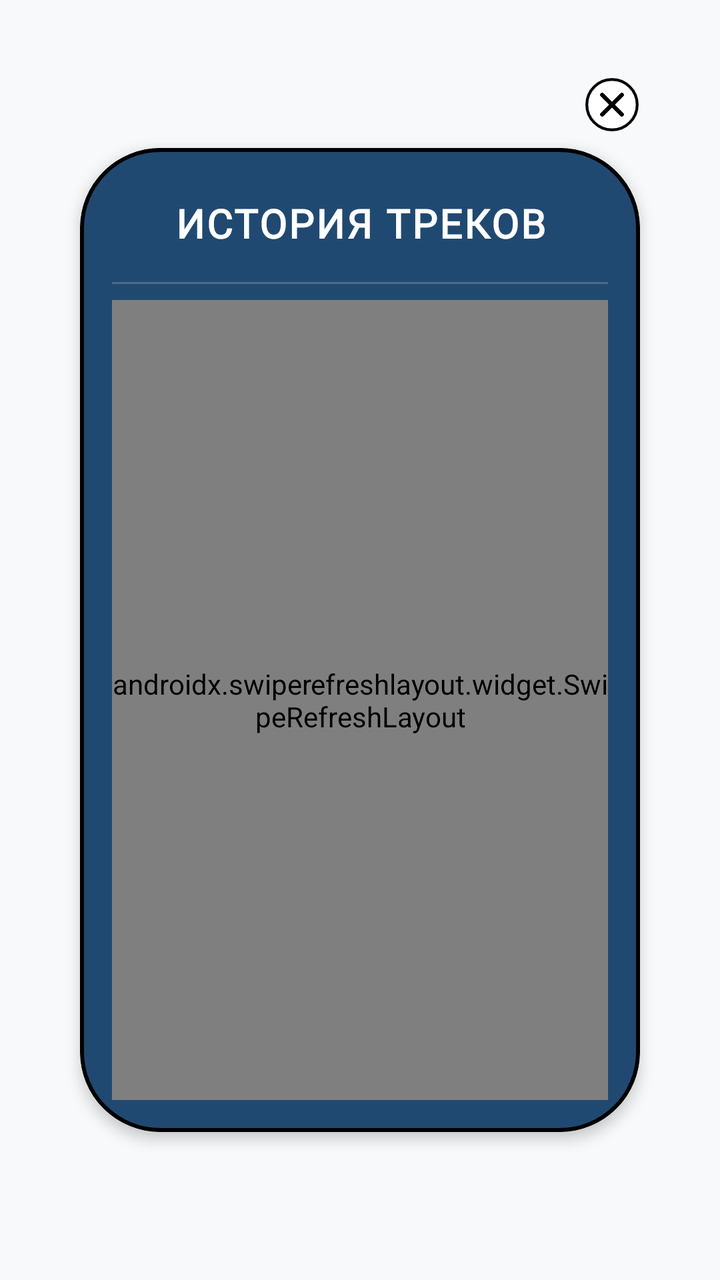
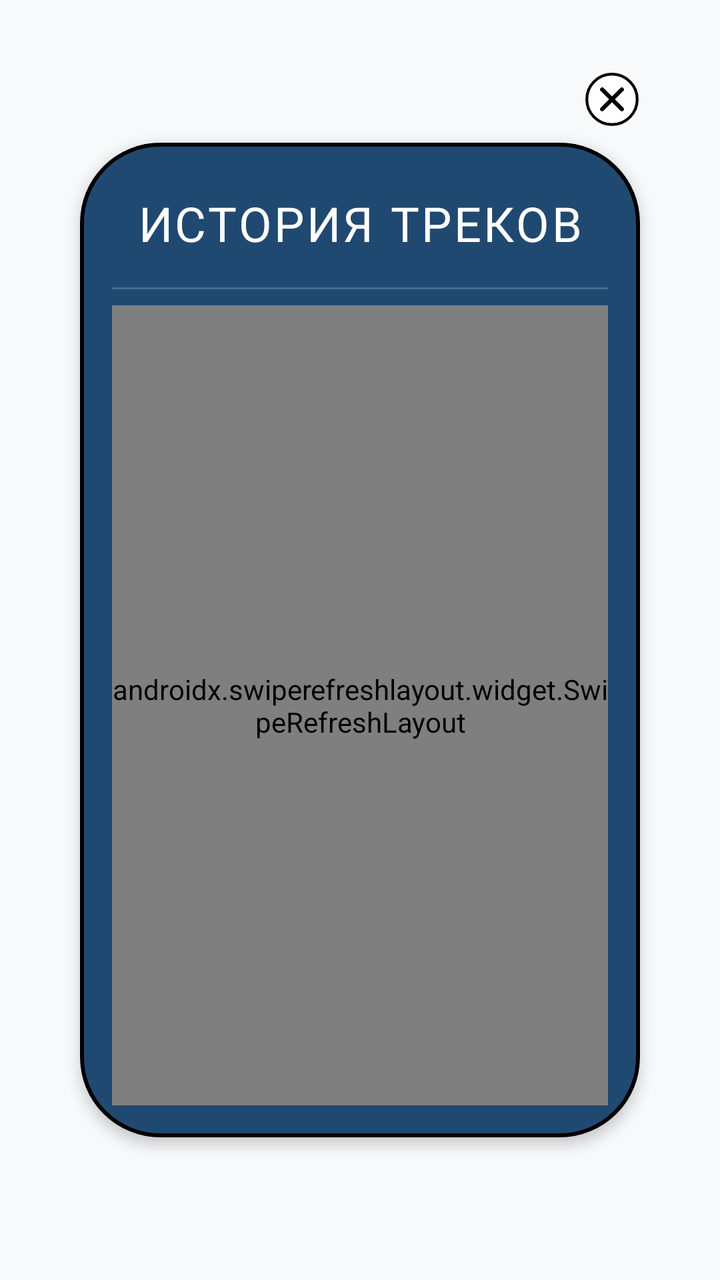

Screens rendered from an Android XML layout before and after an edit, with the pre-edit source and the edit as a unified diff.
<!-- AndroidManifest.xml: application theme AppTheme -->
<!-- res/layout/fragment_history_bottom_sheet.xml -->
<androidx.constraintlayout.widget.ConstraintLayout xmlns:android="http://schemas.android.com/apk/res/android"
    xmlns:app="http://schemas.android.com/apk/res-auto"
    android:layout_width="match_parent"
    android:layout_height="match_parent"
    android:id="@+id/history_root"
    android:clipChildren="false"
    android:clipToPadding="false"
    android:padding="40dp">

    <com.google.android.material.card.MaterialCardView
        android:id="@+id/history_card"
        android:layout_width="match_parent"
        android:layout_height="wrap_content"
        app:cardCornerRadius="40dp"
        app:cardElevation="4dp"
        app:cardBackgroundColor="#204971"
        app:strokeColor="#000000"
        app:strokeWidth="2dp"
        app:layout_constraintTop_toTopOf="parent"
        app:layout_constraintBottom_toBottomOf="parent"
        app:layout_constraintStart_toStartOf="parent"
        app:layout_constraintEnd_toEndOf="parent">

        <LinearLayout
            android:layout_width="match_parent"
            android:layout_height="wrap_content"
            android:orientation="vertical"
            android:padding="16dp">

            
            <TextView
                android:layout_width="match_parent"
                android:layout_height="wrap_content"
                android:gravity="center"
                android:text="ИСТОРИЯ ТРЕКОВ"
                android:textColor="#FFFFFF"
                android:textSize="20sp"
                android:letterSpacing="0.05"
                android:textStyle="bold"
                android:fontFamily="@font/mullerblack"
                android:layout_marginTop="8dp"
                android:layout_marginBottom="16dp"/>

            
            <View
                android:layout_width="match_parent"
                android:layout_height="1dp"
                android:background="#30FFFFFF"
                android:layout_marginBottom="8dp"/>

            
            <FrameLayout
                android:layout_width="match_parent"
                android:layout_height="400dp">
                
                <androidx.swiperefreshlayout.widget.SwipeRefreshLayout
                    android:id="@+id/swipe_refresh"
                    android:layout_width="match_parent"
                    android:layout_height="match_parent">

                    <androidx.recyclerview.widget.RecyclerView
                        android:id="@+id/rv_history"
                        android:layout_width="match_parent"
                        android:layout_height="match_parent"
                        android:clipToPadding="false"
                        android:paddingBottom="8dp"/>
                </androidx.swiperefreshlayout.widget.SwipeRefreshLayout>

                
                <ProgressBar
                    android:id="@+id/loading_spinner"
                    android:layout_width="48dp"
                    android:layout_height="48dp"
                    android:layout_gravity="center"
                    android:indeterminateTint="#FFFFFF"
                    android:visibility="gone"/>

                
                <TextView
                    android:id="@+id/tv_empty"
                    android:layout_width="match_parent"
                    android:layout_height="wrap_content"
                    android:layout_gravity="center"
                    android:gravity="center"
                    android:text="История пуста"
                    android:textColor="#88FFFFFF"
                    android:textSize="16sp"
                    android:visibility="gone"/>
            </FrameLayout>

        </LinearLayout>
    </com.google.android.material.card.MaterialCardView>

    
    <ImageView
        android:id="@+id/btn_close"
        android:layout_width="28dp"
        android:layout_height="28dp"
        android:src="@drawable/ic_close_popup"
        android:elevation="10dp"
        android:background="@android:color/transparent"
        app:layout_constraintBottom_toTopOf="@id/history_card"
        app:layout_constraintEnd_toEndOf="@id/history_card"
        android:layout_marginBottom="8dp"
        android:contentDescription="Close"/>

</androidx.constraintlayout.widget.ConstraintLayout>
<!-- resources referenced by this layout -->
<resources>
  <!-- drawable ic_close_popup (drawable) -->
  <?xml version="1.0" encoding="utf-8"?>
  <vector xmlns:android="http://schemas.android.com/apk/res/android"
      android:width="40dp"
      android:height="40dp"
      android:viewportWidth="40"
      android:viewportHeight="40">
      
      <path
          android:pathData="M20,20m-18,0a18,18 0,1 1,36 0a18,18 0,1 1,-36 0"
          android:fillColor="#FFFFFF"
          android:strokeColor="#000000"
          android:strokeWidth="2"/>
      
      <path
          android:pathData="M13,13l14,14M27,13l-14,14"
          android:strokeColor="#000000"
          android:strokeWidth="3"
          android:strokeLineCap="round"/>
  </vector>
  <style name="AppTheme" parent="Theme.Myata.Base">
          <item name="windowActionBar">false</item>
          <item name="windowNoTitle">true</item>
          <item name="android:windowFullscreen">true</item>
          <item name="colorPrimary">@color/main_fragment</item>
          <item name="colorPrimaryVariant">@color/main_fragment</item>
          <item name="colorOnPrimary">@color/white</item>
          <item name="android:windowDisablePreview">true</item>
          <item name="android:windowIsTranslucent">true</item>
          <item name="colorSecondary">@color/teal_200</item>
          <item name="colorSecondaryVariant">@color/teal_700</item>
          <item name="colorOnSecondary">@color/black</item>
          <item name="android:statusBarColor">@color/main_fragment</item>
      </style>
  <style name="Theme.Myata.Base" parent="Theme.MaterialComponents.DayNight.NoActionBar">
          
          <item name="colorPrimary">@color/primary</item>
          <item name="colorOnPrimary">@color/on_primary</item>
          <item name="colorSurface">@color/surface</item>
          <item name="colorOnSurface">@color/text_primary</item>
          <item name="android:colorBackground">@color/background</item>
          <item name="colorOnBackground">@color/text_primary</item>
      </style>
  <color name="main_fragment">#000000</color>
  <color name="white">#FFFFFFFF</color>
  <color name="teal_200">#FF03DAC5</color>
  <color name="teal_700">#FF018786</color>
  <color name="black">#FF000000</color>
  <color name="primary">#1C4771</color>
  <color name="on_primary">#FFFFFF</color>
  <color name="surface">#FFFFFF</color>
  <color name="text_primary">#191C1D</color>
  <color name="background">#F8F9FA</color>
</resources>

<!-- the commit's change to res/layout/fragment_history_bottom_sheet.xml (unified diff, before → after) -->
@@ -34,10 +34,8 @@
                 android:gravity="center"
                 android:text="ИСТОРИЯ ТРЕКОВ"
                 android:textColor="#FFFFFF"
-                android:textSize="20sp"
                 android:letterSpacing="0.05"
-                android:textStyle="bold"
-                android:fontFamily="@font/mullerblack"
+                android:textAppearance="@style/TextAppearance.Myata.Montserrat.Bold.24_32"
                 android:layout_marginTop="8dp"
                 android:layout_marginBottom="16dp"/>
 
<!-- resource entries referenced after the edit -->
@@ -20,6 +20,13 @@
           android:strokeWidth="3"
           android:strokeLineCap="round"/>
   </vector>
+  <style name="TextAppearance.Myata.Montserrat.Bold.24_32" parent="" tools:ignore="NewApi">
+          <item name="android:fontFamily">@font/montserrat_bold</item>
+          <item name="android:textSize">24sp</item>
+          <item name="android:lineHeight">@dimen/line_height_montserrat_bold_24_32</item>
+          <item name="myataLineHeight">@dimen/line_height_montserrat_bold_24_32</item>
+          <item name="android:includeFontPadding">false</item>
+      </style>
   <style name="AppTheme" parent="Theme.Myata.Base">
           <item name="windowActionBar">false</item>
           <item name="windowNoTitle">true</item>
@@ -34,6 +41,7 @@
           <item name="colorOnSecondary">@color/black</item>
           <item name="android:statusBarColor">@color/main_fragment</item>
       </style>
+  <dimen name="line_height_montserrat_bold_24_32">32sp</dimen>
   <style name="Theme.Myata.Base" parent="Theme.MaterialComponents.DayNight.NoActionBar">
           
           <item name="colorPrimary">@color/primary</item>
